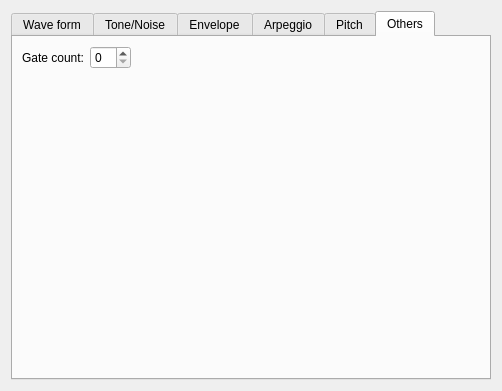
Before: the Qt Designer form BambooTracker/gui/instrument_editor/instrument_editor_ssg_form.ui in BambooTracker/BambooTracker, drawn with Qt 5.
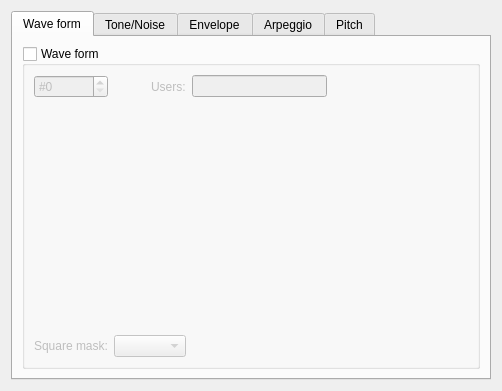
After: the same form once the commit is applied. The open tabs and pages were chosen to show the change. Custom widgets are drawn as their Qt base class.

Commit message: Delete gate count function

```diff
--- a/BambooTracker/gui/instrument_editor/instrument_editor_ssg_form.ui
+++ b/BambooTracker/gui/instrument_editor/instrument_editor_ssg_form.ui
@@ -391,47 +391,6 @@
        </item>
       </layout>
      </widget>
-     <widget class="QWidget" name="tab_6">
-      <attribute name="title">
-       <string>Others</string>
-      </attribute>
-      <layout class="QGridLayout" name="gridLayout_10">
-       <item row="0" column="0">
-        <layout class="QFormLayout" name="formLayout">
-         <item row="0" column="0">
-          <widget class="QLabel" name="gateCountLabel">
-           <property name="text">
-            <string>Gate count:</string>
-           </property>
-          </widget>
-         </item>
-         <item row="0" column="1">
-          <widget class="QSpinBox" name="gateCountSpinBox">
-           <property name="minimum">
-            <number>0</number>
-           </property>
-           <property name="maximum">
-            <number>99</number>
-           </property>
-          </widget>
-         </item>
-        </layout>
-       </item>
-       <item row="0" column="1">
-        <spacer name="horizontalSpacer_5">
-         <property name="orientation">
-          <enum>Qt::Horizontal</enum>
-         </property>
-         <property name="sizeHint" stdset="0">
-          <size>
-           <width>40</width>
-           <height>20</height>
-          </size>
-         </property>
-        </spacer>
-       </item>
-      </layout>
-     </widget>
     </widget>
    </item>
   </layout>
```
The commit also changes 13 other files.
